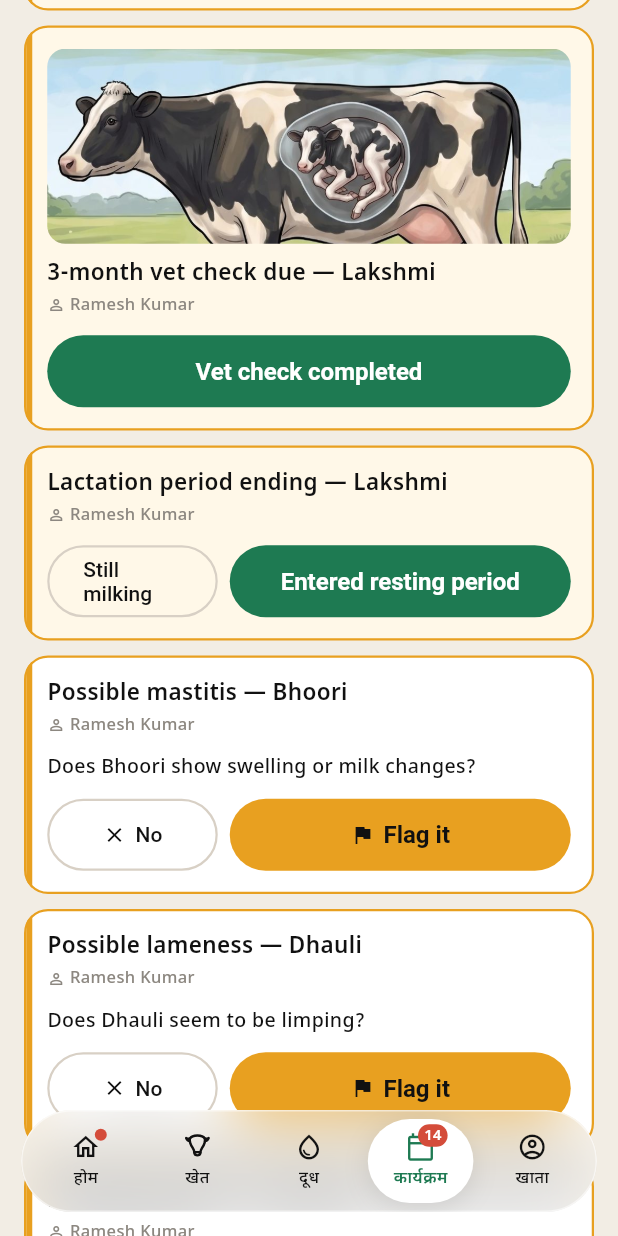
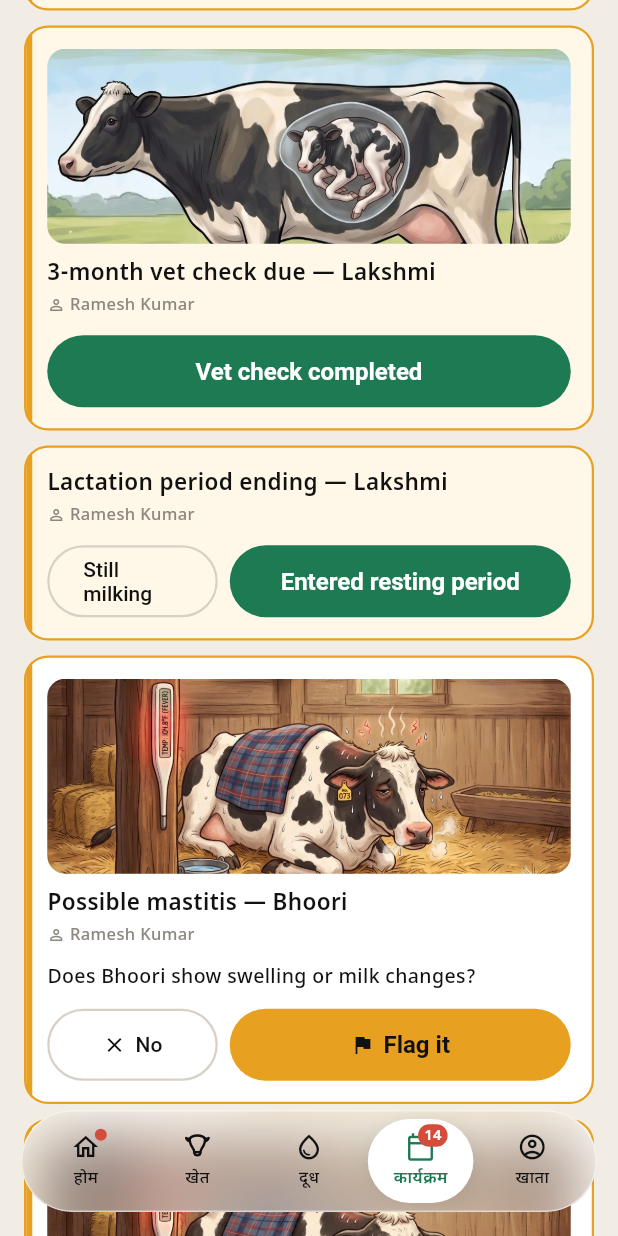
Before and after one commit to vaseey21/Vanix, a Flutter app: the EventsScreen screen opened directly with empty values, scrolled down 1728 dp, on a phone screen of 412 x 824 dp. Run offline on Flutter 3.47's test engine with Material 3 defaults, Android fonts, the phone set to English and light mode, and no system bars; our stand-ins replace video_player.

Commit message:
auto: save changes

```diff
--- a/flutter_app/lib/screens/events_screen.dart
+++ b/flutter_app/lib/screens/events_screen.dart
@@ -1416,6 +1416,7 @@ class _EventsScreenState extends State<EventsScreen> {
           priority: _Priority.p2,
           channel: 'App inbox · Physical inspection',
           manager: manager,
+          photoBg: 'assets/images/fever_photo.jpg',
           title: title,
           sub: sub,
           meta: meta,
@@ -1441,6 +1442,7 @@ class _EventsScreenState extends State<EventsScreen> {
           priority: _Priority.p2,
           channel: 'App inbox · Physical inspection',
           manager: manager,
+          photoBg: 'assets/images/fever_photo.jpg',
           title: title,
           sub: sub,
           meta: meta,
@@ -1454,6 +1456,7 @@ class _EventsScreenState extends State<EventsScreen> {
           priority: _Priority.p2,
           channel: 'App inbox · Physical inspection',
           manager: manager,
+          photoBg: 'assets/images/fever_photo.jpg',
           title: title,
           sub: sub,
           meta: meta,
```
